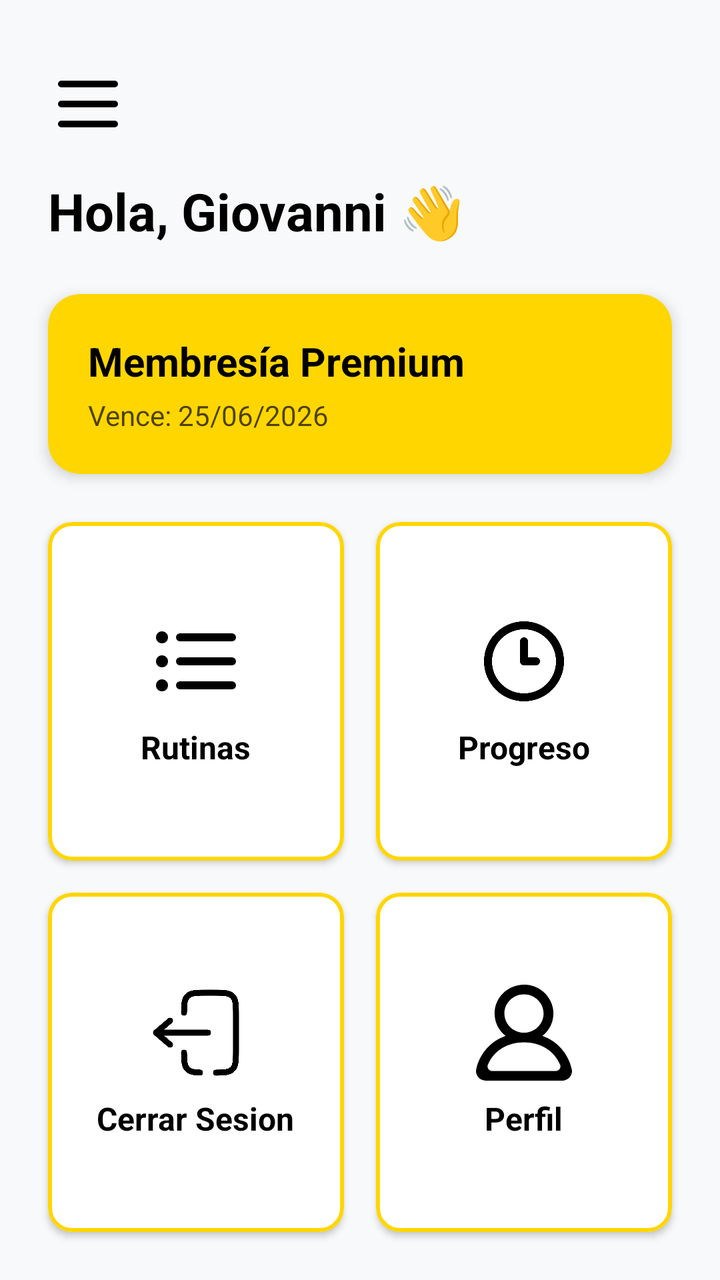
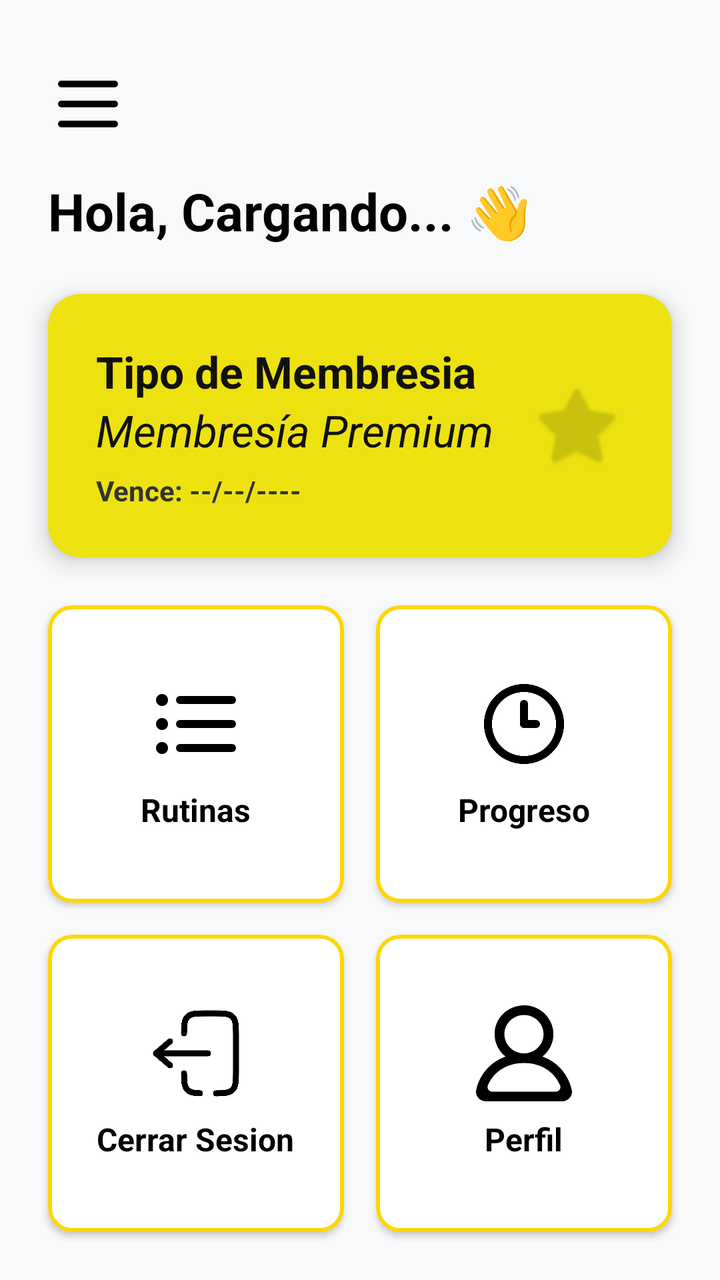

The first picture is an Android layout as it rendered before a commit; the second is the same layout after the commit. The layout source and the unified diff follow.
<!-- AndroidManifest.xml: application theme Theme.AppGimnasio -->
<!-- res/layout/activity_principal.xml -->
<?xml version="1.0" encoding="utf-8"?>
<androidx.drawerlayout.widget.DrawerLayout
    xmlns:android="http://schemas.android.com/apk/res/android"
    xmlns:app="http://schemas.android.com/apk/res-auto"
    xmlns:tools="http://schemas.android.com/tools"
    android:id="@+id/dlaymenu"
    android:layout_width="match_parent"
    android:layout_height="match_parent"
    tools:context=".PrincipalActivity"
    tools:openDrawer="start">

    <LinearLayout
        android:layout_width="match_parent"
        android:layout_height="match_parent"
        android:orientation="vertical"
        android:background="#F8F9FA">

        <ImageView
            android:id="@+id/ivmenu"
            android:layout_width="40dp"
            android:layout_height="40dp"
            android:src="@drawable/ic_menu"
            android:layout_marginTop="32dp"
            android:layout_marginHorizontal="24dp"
            app:tint="@color/black"
            android:contentDescription="Abrir menú" />

        <TextView
            android:id="@+id/tvGreeting"
            android:layout_width="wrap_content"
            android:layout_height="wrap_content"
            android:layout_marginStart="24dp"
            android:layout_marginTop="16dp"
            android:text="Hola, Giovanni 👋"
            android:textColor="@color/black"
            android:textSize="26sp"
            android:textStyle="bold" />

        <com.google.android.material.card.MaterialCardView
            android:id="@+id/cvMembership"
            android:layout_width="match_parent"
            android:layout_height="wrap_content"
            android:layout_marginHorizontal="24dp"
            android:layout_marginTop="24dp"
            app:cardBackgroundColor="@color/yellow_gym"
            app:cardCornerRadius="16dp"
            app:cardElevation="4dp"
            app:strokeWidth="0dp">

            <LinearLayout
                android:layout_width="match_parent"
                android:layout_height="wrap_content"
                android:orientation="vertical"
                android:padding="20dp">

                <TextView
                    android:layout_width="wrap_content"
                    android:layout_height="wrap_content"
                    android:text="Membresía Premium"
                    android:textColor="@color/black"
                    android:textSize="20sp"
                    android:textStyle="bold" />

                <TextView
                    android:layout_width="wrap_content"
                    android:layout_height="wrap_content"
                    android:layout_marginTop="4dp"
                    android:text="Vence: 25/06/2026"
                    android:textColor="@color/black"
                    android:alpha="0.7" />
            </LinearLayout>
        </com.google.android.material.card.MaterialCardView>

        <FrameLayout
            android:id="@+id/flaycontenedor"
            android:layout_width="match_parent"
            android:layout_height="0dp"
            android:layout_weight="1"
            android:layout_margin="16dp">

            <LinearLayout
                android:layout_width="match_parent"
                android:layout_height="match_parent"
                android:orientation="vertical">

                <LinearLayout
                    android:layout_width="match_parent"
                    android:layout_height="0dp"
                    android:layout_weight="1"
                    android:orientation="horizontal">

                    <com.google.android.material.card.MaterialCardView
                        android:id="@+id/cvRutinas"
                        android:layout_width="0dp"
                        android:layout_height="match_parent"
                        android:layout_weight="1"
                        android:layout_margin="8dp"
                        app:cardBackgroundColor="@color/white"
                        app:cardCornerRadius="12dp"
                        app:cardElevation="2dp"
                        app:strokeColor="@color/yellow_gym"
                        app:strokeWidth="2dp">
                        <LinearLayout
                            android:layout_width="match_parent"
                            android:layout_height="match_parent"
                            android:orientation="vertical"
                            android:gravity="center">
                            <ImageView
                                android:layout_width="48dp"
                                android:layout_height="48dp"
                                android:src="@drawable/ic_lista"
                                app:tint="@color/black" />
                            <TextView
                                android:layout_width="wrap_content"
                                android:layout_height="wrap_content"
                                android:layout_marginTop="8dp"
                                android:text="Rutinas"
                                android:textColor="@color/black"
                                android:textSize="16sp"
                                android:textStyle="bold" />
                        </LinearLayout>
                    </com.google.android.material.card.MaterialCardView>

                    <com.google.android.material.card.MaterialCardView
                        android:id="@+id/cvProgreso"
                        android:layout_width="0dp"
                        android:layout_height="match_parent"
                        android:layout_weight="1"
                        android:layout_margin="8dp"
                        app:cardBackgroundColor="@color/white"
                        app:cardCornerRadius="12dp"
                        app:cardElevation="2dp"
                        app:strokeColor="@color/yellow_gym"
                        app:strokeWidth="2dp">
                        <LinearLayout
                            android:layout_width="match_parent"
                            android:layout_height="match_parent"
                            android:orientation="vertical"
                            android:gravity="center">
                            <ImageView
                                android:layout_width="48dp"
                                android:layout_height="48dp"
                                android:src="@drawable/ic_historial"
                                app:tint="@color/black" />
                            <TextView
                                android:layout_width="wrap_content"
                                android:layout_height="wrap_content"
                                android:layout_marginTop="8dp"
                                android:text="Progreso"
                                android:textColor="@color/black"
                                android:textSize="16sp"
                                android:textStyle="bold" />
                        </LinearLayout>
                    </com.google.android.material.card.MaterialCardView>
                </LinearLayout>

                <LinearLayout
                    android:layout_width="match_parent"
                    android:layout_height="0dp"
                    android:layout_weight="1"
                    android:orientation="horizontal">

                    <com.google.android.material.card.MaterialCardView
                        android:id="@+id/cvCerrarSesion"
                        android:layout_width="0dp"
                        android:layout_height="match_parent"
                        android:layout_weight="1"
                        android:layout_margin="8dp"
                        app:cardBackgroundColor="@color/white"
                        app:cardCornerRadius="12dp"
                        app:cardElevation="2dp"
                        app:strokeColor="@color/yellow_gym"
                        app:strokeWidth="2dp">
                        <LinearLayout
                            android:layout_width="match_parent"
                            android:layout_height="match_parent"
                            android:orientation="vertical"
                            android:gravity="center">
                            <ImageView
                                android:layout_width="48dp"
                                android:layout_height="48dp"
                                android:src="@drawable/ic_logout"
                                app:tint="@color/black" />
                            <TextView
                                android:layout_width="wrap_content"
                                android:layout_height="wrap_content"
                                android:layout_marginTop="8dp"
                                android:text="Cerrar Sesion"
                                android:textColor="@color/black"
                                android:textSize="16sp"
                                android:textStyle="bold" />
                        </LinearLayout>
                    </com.google.android.material.card.MaterialCardView>

                    <com.google.android.material.card.MaterialCardView
                        android:id="@+id/cvPerfil"
                        android:layout_width="0dp"
                        android:layout_height="match_parent"
                        android:layout_weight="1"
                        android:layout_margin="8dp"
                        app:cardBackgroundColor="@color/white"
                        app:cardCornerRadius="12dp"
                        app:cardElevation="2dp"
                        app:strokeColor="@color/yellow_gym"
                        app:strokeWidth="2dp">
                        <LinearLayout
                            android:layout_width="match_parent"
                            android:layout_height="match_parent"
                            android:orientation="vertical"
                            android:gravity="center">
                            <ImageView
                                android:layout_width="48dp"
                                android:layout_height="48dp"
                                android:src="@drawable/ic_profile"
                                app:tint="@color/black" />
                            <TextView
                                android:layout_width="wrap_content"
                                android:layout_height="wrap_content"
                                android:layout_marginTop="8dp"
                                android:text="Perfil"
                                android:textColor="@color/black"
                                android:textSize="16sp"
                                android:textStyle="bold" />
                        </LinearLayout>
                    </com.google.android.material.card.MaterialCardView>
                </LinearLayout>
            </LinearLayout>
        </FrameLayout>
    </LinearLayout>

    <com.google.android.material.navigation.NavigationView
        android:id="@+id/nvmenu"
        android:layout_width="wrap_content"
        android:layout_height="match_parent"
        android:layout_gravity="start"
        android:backgroundTint="@color/white"
        app:menu="@menu/menu"
        app:headerLayout="@layout/menu_header"/>

</androidx.drawerlayout.widget.DrawerLayout>
<!-- res/layout/menu_header.xml (included above) -->
<?xml version="1.0" encoding="utf-8"?>
<LinearLayout xmlns:android="http://schemas.android.com/apk/res/android"
    android:layout_width="match_parent"
    android:layout_height="wrap_content"
    xmlns:app="http://schemas.android.com/apk/res-auto"
    android:orientation="vertical"
    android:background="@color/yellow_gym">

    <ImageView
        android:layout_width="80dp"
        android:layout_height="80dp"
        android:layout_marginHorizontal="24dp"
        android:layout_marginTop="56dp"
        android:src="@drawable/ic_avanzar"
        app:tint="@color/white" />

    <TextView
        android:layout_width="match_parent"
        android:layout_height="wrap_content"
        android:text="Bienvenido de nuevo"
        android:textColor="@color/white"
        style="@style/titulo"
        android:layout_margin="24dp"/>

</LinearLayout>
<!-- resources referenced by this layout -->
<resources>
  <color name="black">#FF000000</color>
  <color name="white">#FFFFFFFF</color>
  <color name="yellow_gym">#FFD600</color>
  <!-- drawable ic_avanzar (drawable) -->
  <vector xmlns:android="http://schemas.android.com/apk/res/android" android:height="24dp" android:viewportHeight="28" android:viewportWidth="28" android:width="24dp">
        
      <path android:fillColor="#000000" android:pathData="M2.998,13.014C2.447,13.014 2,13.473 2,14.039C2,14.606 2.447,15.065 2.998,15.064L22.561,15.062L13.643,24.218C13.252,24.619 13.252,25.269 13.643,25.67L13.671,25.699C14.062,26.1 14.695,26.1 15.085,25.699L25.691,14.812C25.809,14.69 25.892,14.546 25.938,14.392C25.978,14.282 26,14.162 26,14.037C26,13.925 25.983,13.818 25.951,13.718C25.914,13.525 25.822,13.341 25.677,13.192L15.068,2.301C14.678,1.9 14.044,1.9 13.654,2.301L13.625,2.33C13.235,2.731 13.235,3.381 13.625,3.782L22.616,13.012L2.998,13.014Z"/>
      
  </vector>
  <!-- drawable ic_historial (drawable) -->
  <vector xmlns:android="http://schemas.android.com/apk/res/android" android:height="24dp" android:viewportHeight="24" android:viewportWidth="24" android:width="24dp">
        
      <path android:fillColor="#00000000" android:pathData="M12,7V12H15M21,12C21,16.971 16.971,21 12,21C7.029,21 3,16.971 3,12C3,7.029 7.029,3 12,3C16.971,3 21,7.029 21,12Z" android:strokeColor="#000000" android:strokeLineCap="round" android:strokeLineJoin="round" android:strokeWidth="2"/>
      
  </vector>
  <!-- drawable ic_lista (drawable) -->
  <vector xmlns:android="http://schemas.android.com/apk/res/android" android:height="24dp" android:viewportHeight="24" android:viewportWidth="24" android:width="24dp">
        
      <path android:fillColor="#00000000" android:pathData="M8,6.001L21,6.001M8,12.001L21,12.002M8,18.001L21,18.001M3.5,6H3.51M3.5,12H3.51M3.5,18H3.51M4,6C4,6.276 3.776,6.5 3.5,6.5C3.224,6.5 3,6.276 3,6C3,5.724 3.224,5.5 3.5,5.5C3.776,5.5 4,5.724 4,6ZM4,12C4,12.276 3.776,12.5 3.5,12.5C3.224,12.5 3,12.276 3,12C3,11.724 3.224,11.5 3.5,11.5C3.776,11.5 4,11.724 4,12ZM4,18C4,18.276 3.776,18.5 3.5,18.5C3.224,18.5 3,18.276 3,18C3,17.724 3.224,17.5 3.5,17.5C3.776,17.5 4,17.724 4,18Z" android:strokeColor="#000000" android:strokeLineCap="round" android:strokeLineJoin="round" android:strokeWidth="2"/>
      
  </vector>
  <!-- drawable ic_menu (drawable) -->
  <vector xmlns:android="http://schemas.android.com/apk/res/android" android:height="24dp" android:viewportHeight="24" android:viewportWidth="24" android:width="24dp">
        
      <path android:fillColor="#00000000" android:pathData="M4,6H20M4,12H20M4,18H20" android:strokeColor="#000000" android:strokeLineCap="round" android:strokeLineJoin="round" android:strokeWidth="2"/>
      
  </vector>
  <style name="titulo">
          <item name="android:textSize">25sp</item>
          <item name="android:textStyle">bold</item>
          <item name="android:textColor">@color/black</item>
          <item name="android:textAlignment">center</item>
      </style>
  <style name="Theme.AppGimnasio" parent="Base.Theme.AppGimnasio" />
  <style name="Base.Theme.AppGimnasio" parent="Theme.Material3.DayNight.NoActionBar">
          
          <item name="colorPrimary">@color/yellow_gym</item>
          <item name="colorOnPrimary">@color/black</item>
          <item name="colorSecondary">@color/black</item>
          <item name="colorOnSecondary">@color/white</item>
          <item name="android:statusBarColor">@color/black</item>
      </style>
  <!-- unchanged entries left out for length: 2 -->
</resources>

<!-- the commit's change to res/layout/activity_principal.xml (unified diff, before → after) -->
@@ -31,7 +31,7 @@
             android:layout_height="wrap_content"
             android:layout_marginStart="24dp"
             android:layout_marginTop="16dp"
-            android:text="Hola, Giovanni 👋"
+            android:text="Hola, Cargando... 👋"
             android:textColor="@color/black"
             android:textSize="26sp"
             android:textStyle="bold" />
@@ -42,32 +42,58 @@
             android:layout_height="wrap_content"
             android:layout_marginHorizontal="24dp"
             android:layout_marginTop="24dp"
-            app:cardBackgroundColor="@color/yellow_gym"
+            app:cardBackgroundColor="#EDE210"
             app:cardCornerRadius="16dp"
-            app:cardElevation="4dp"
+            app:cardElevation="6dp"
             app:strokeWidth="0dp">
 
             <LinearLayout
                 android:layout_width="match_parent"
                 android:layout_height="wrap_content"
-                android:orientation="vertical"
-                android:padding="20dp">
-
-                <TextView
-                    android:layout_width="wrap_content"
+                android:orientation="horizontal"
+                android:gravity="center_vertical"
+                android:padding="24dp">
+
+                <LinearLayout
+                    android:layout_width="0dp"
                     android:layout_height="wrap_content"
-                    android:text="Membresía Premium"
-                    android:textColor="@color/black"
-                    android:textSize="20sp"
-                    android:textStyle="bold" />
-
-                <TextView
-                    android:layout_width="wrap_content"
-                    android:layout_height="wrap_content"
-                    android:layout_marginTop="4dp"
-                    android:text="Vence: 25/06/2026"
-                    android:textColor="@color/black"
-                    android:alpha="0.7" />
+                    android:layout_weight="1"
+                    android:orientation="vertical">
+                    <TextView
+                        android:layout_width="wrap_content"
+                        android:layout_height="wrap_content"
+                        android:text="Tipo de Membresia"
+                        android:textColor="#111111"
+                        android:textSize="22sp"
+                        android:textStyle="bold" />
+
+                    <TextView
+                        android:id="@+id/tvMenuTipoPlan"
+                        android:layout_width="wrap_content"
+                        android:layout_height="wrap_content"
+                        android:text="Membresía Premium"
+                        android:textColor="#111111"
+                        android:textSize="22sp"
+                        android:textStyle="italic" />
+
+                    <TextView
+                        android:id="@+id/tvMenuFechaPlan"
+                        android:layout_width="wrap_content"
+                        android:layout_height="wrap_content"
+                        android:layout_marginTop="6dp"
+                        android:text="Vence: --/--/----"
+                        android:textColor="#333333"
+                        android:textSize="14sp"
+                        android:textStyle="bold" />
+                </LinearLayout>
+
+                <ImageView
+                    android:layout_width="48dp"
+                    android:layout_height="48dp"
+                    android:src="@android:drawable/btn_star_big_on"
+                    app:tint="#000000"
+                    android:alpha="0.15"/>
+
             </LinearLayout>
         </com.google.android.material.card.MaterialCardView>
 
